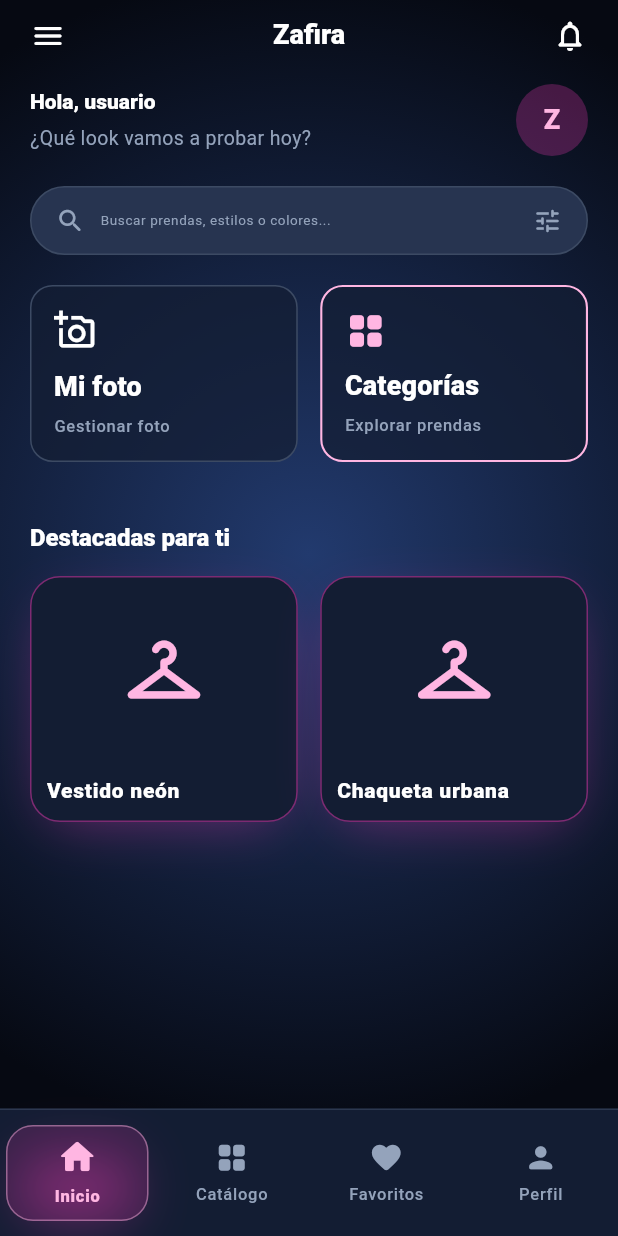
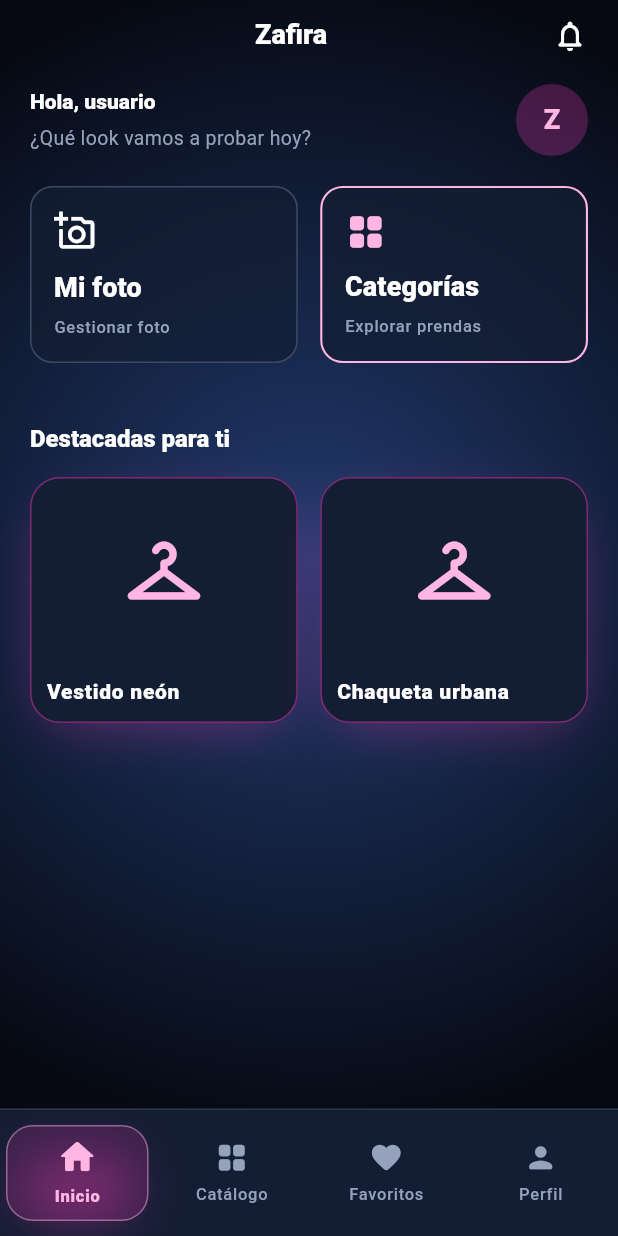
Before and after one commit to freddyandreszambrano/ZAFIRA, a Flutter app: the HomeScreen screen opened by its route, on a phone screen of 412 x 824 dp. Run offline on Flutter 3.47's test engine with Material 3 defaults, Android fonts, the phone set to English and light mode, and no system bars; our stand-ins replace connectivity_plus, device_info_plus, dio, either_dart, firebase_crashlytics, flutter_riverpod and 14 more; accounts and stored records are empty; generated files the repository leaves out were written again; network calls fail; statements that could not run were skipped.

Commit message:
feat: remove search bar and hamburger menu from home screen
Search bar was non-functional so it was removed to clean up the UI.
Hamburger menu icon was also removed since the bottom nav already
covers all navigation needs.

Co-Authored-By: Claude Sonnet 4.6 <noreply@anthropic.com>

```diff
--- a/lib/feature/home/view/main/home_screen.dart
+++ b/lib/feature/home/view/main/home_screen.dart
@@ -122,7 +122,6 @@ class _HomeScreenState extends ConsumerState<HomeScreen> {
               children: [
                 Row(
                   children: [
-                    Icon(Icons.menu_rounded, color: colors.white),
                     const Spacer(),
                     Text(
                       'Zafira',
@@ -181,34 +180,6 @@ class _HomeScreenState extends ConsumerState<HomeScreen> {
                       ),
                     ),
                   ],
-                ),
-                const Gap(separatorLg),
-
-                Container(
-                  padding: const EdgeInsets.symmetric(
-                    horizontal: 16,
-                    vertical: 12,
-                  ),
-                  decoration: BoxDecoration(
-                    color: colors.nightInput,
-                    borderRadius: kBorderRadiusAllXLarge,
-                    border: Border.all(color: colors.nightBorder),
-                  ),
-                  child: Row(
-                    children: [
-                      Icon(Icons.search_rounded, color: colors.slate, size: 20),
-                      const Gap(separatorSm),
-                      Expanded(
-                        child: Text(
-                          'Buscar prendas, estilos o colores...',
-                          style: context.typography.bodySmall?.copyWith(
-                            color: colors.slate,
-                          ),
-                        ),
-                      ),
-                      Icon(Icons.tune_rounded, color: colors.slate, size: 20),
-                    ],
-                  ),
                 ),
                 const Gap(separatorLg),
 
```
